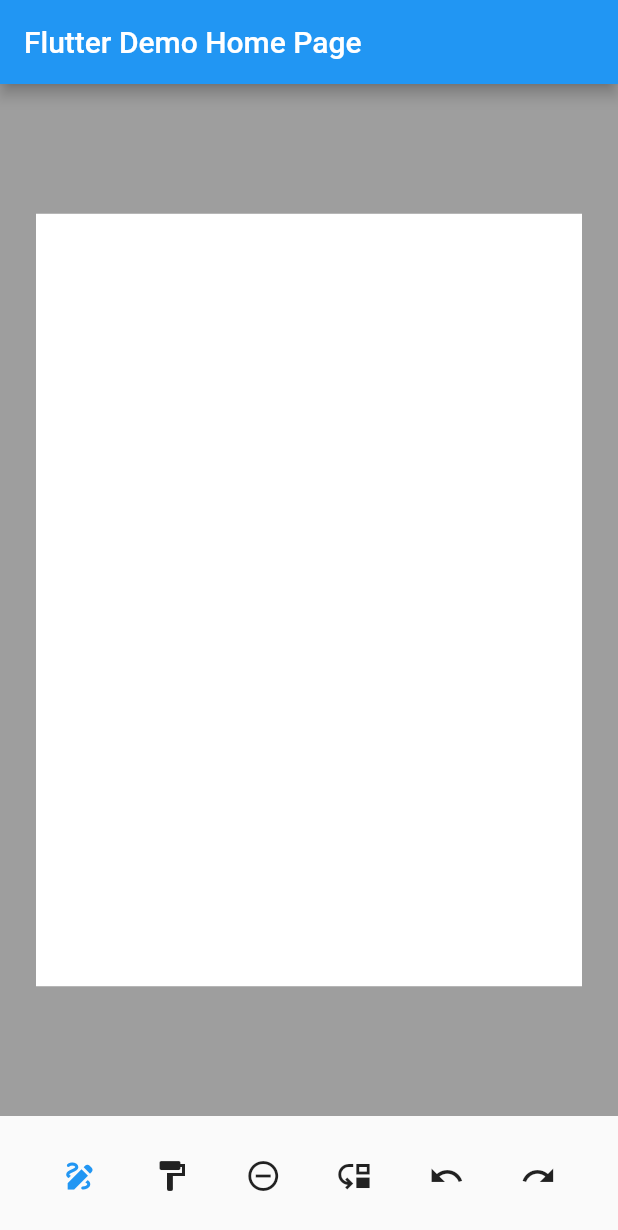
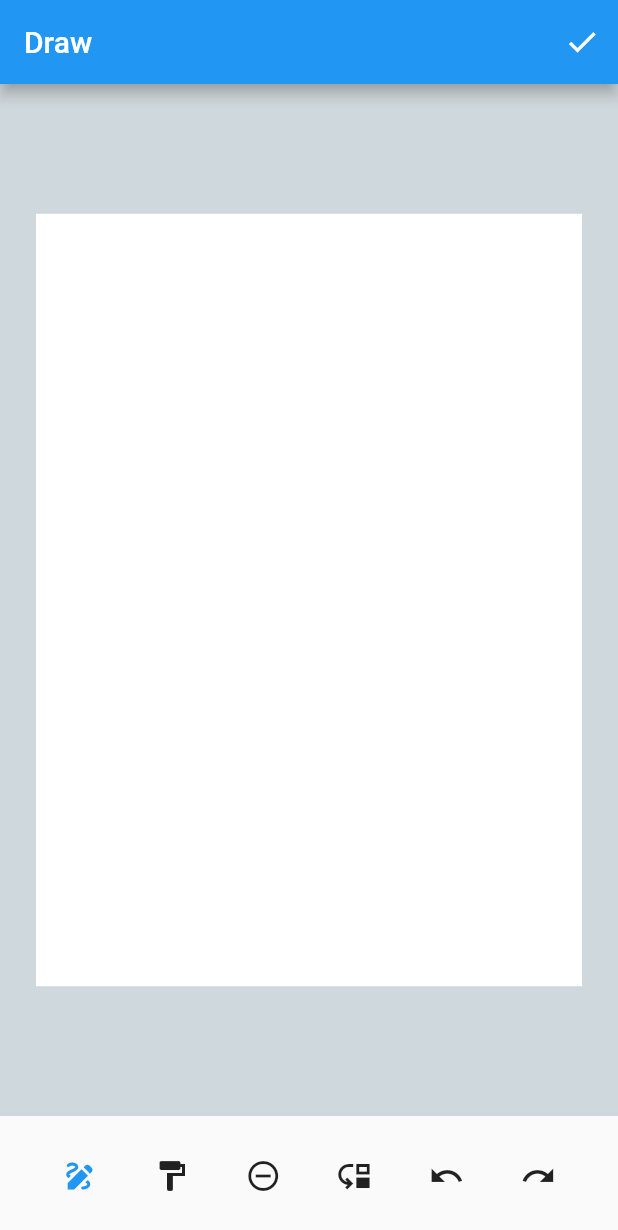
Before and after one commit to sushmoyr/flutter_whiteboard, a Flutter app: the screen it shows after launch, after a tap on the "draw" icon, on a phone screen of 412 x 824 dp. Shown: the top 1230 px of the screen. Run offline on Flutter 3.47's test engine with Material 2 defaults, Android fonts, the phone set to English and light mode, and no system bars; our stand-ins replace flutter_riverpod, freezed_annotation.

Commit message:
fixed #1 Nothing is drawing on the foreground.

```diff
--- /dev/null
+++ b/example/lib/artboard_screen.dart
@@ -0,0 +1,102 @@
+import 'package:flutter/material.dart';
+import 'package:flutter_whiteboard/flutter_whiteboard.dart';
+
+class ArtboardScreen extends StatefulWidget {
+  const ArtboardScreen({Key? key}) : super(key: key);
+
+  @override
+  State<ArtboardScreen> createState() => _ArtboardScreenState();
+}
+
+class _ArtboardScreenState extends State<ArtboardScreen> {
+  final WhiteboardController controller = WhiteboardController();
+
+  @override
+  Widget build(BuildContext context) {
+    return Scaffold(
+      appBar: AppBar(
+        title: Text("Draw"),
+        actions: [
+          IconButton(
+            icon: Icon(Icons.check),
+            onPressed: () {
+              print(controller.data);
+            },
+          )
+        ],
+      ),
+      backgroundColor: Colors.blueGrey.shade100,
+      body: Padding(
+        padding: const EdgeInsets.all(24),
+        child: Whiteboard(
+          controller: controller,
+        ),
+      ),
+      bottomNavigationBar: Material(
+        child: Padding(
+          padding: const EdgeInsets.all(16.0),
+          child: Row(
+            mainAxisAlignment: MainAxisAlignment.spaceEvenly,
+            children: [
+              IconButton(
+                onPressed: () {
+                  controller.selectSketch('pen');
+                },
+                icon: Icon(Icons.draw),
+                isSelected:
+                    controller.isDrawing && controller.isSketchActive('pen'),
+                color: controller.isDrawing && controller.isSketchActive('pen')
+                    ? Colors.blue
+                    : null,
+              ),
+              IconButton(
+                onPressed: () {
+                  controller.selectSketch('marker');
+                },
+                icon: Icon(Icons.format_paint),
+                isSelected:
+                    controller.isDrawing && controller.isSketchActive('marker'),
+                color:
+                    controller.isDrawing && controller.isSketchActive('marker')
+                        ? Colors.blue
+                        : null,
+              ),
+              IconButton(
+                onPressed: () {
+                  controller.selectSketch('eraser');
+                },
+                icon: Icon(Icons.remove_circle_outline),
+                isSelected:
+                    controller.isDrawing && controller.isSketchActive('eraser'),
+                color:
+                    controller.isDrawing && controller.isSketchActive('eraser')
+                        ? Colors.blue
+                        : null,
+              ),
+              IconButton(
+                onPressed: () {
+                  controller.selectMoveMode();
+                },
+                icon: Icon(Icons.move_down),
+                isSelected: true,
+                color: controller.isMoving ? Colors.blue : null,
+              ),
+              IconButton(
+                onPressed: () {
+                  controller.undo();
+                },
+                icon: Icon(Icons.undo),
+              ),
+              IconButton(
+                onPressed: () {
+                  controller.redo();
+                },
+                icon: Icon(Icons.redo),
+              ),
+            ],
+          ),
+        ),
+      ),
+    );
+  }
+}
--- a/example/lib/main.dart
+++ b/example/lib/main.dart
@@ -1,3 +1,4 @@
+import 'package:example/artboard_screen.dart';
 import 'package:flutter/material.dart';
 import 'package:flutter_whiteboard/flutter_whiteboard.dart';
 
@@ -25,7 +26,7 @@ class MyApp extends StatelessWidget {
         // is not restarted.
         primarySwatch: Colors.blue,
       ),
-      home: const MyHomePage(title: 'Flutter Demo Home Page'),
+      home: const ArtboardScreen(),
     );
   }
 }
--- a/lib/presentation/controllers/whiteboard_controller.dart
+++ b/lib/presentation/controllers/whiteboard_controller.dart
@@ -100,7 +100,7 @@ class WhiteboardController extends StateNotifier<WhiteboardState>
   /// A method that is called when a pointer is pressed down on the whiteboard.
   /// The [PointerDownEvent] is passed as parameter.
   void onPointerDown(PointerDownEvent event) {
-    // print('Pointer down at: ${event.localPosition}');
+    print('Pointer down at: ${event.localPosition}');
     temporaryState = state.map(
       drawing: (drawing) {
         Sketch sketch = _createNewSketch(drawing);
@@ -108,11 +108,13 @@ class WhiteboardController extends StateNotifier<WhiteboardState>
       },
       moving: (moving) => moving,
     );
+    print("Active Sketch: ${state.activeSketch?.name}");
   }
 
   /// A method that is called when a pointer moves on the whiteboard.
   /// The [PointerMoveEvent] is passed as parameter.
   void onPointerMove(PointerMoveEvent event) {
+    print("Pointer move event: ${event}");
     temporaryState = state.map(
       drawing: (drawing) {
         WhiteboardState tempState = drawing;
--- a/lib/presentation/widgets/foreground_whiteboard.dart
+++ b/lib/presentation/widgets/foreground_whiteboard.dart
@@ -18,11 +18,11 @@ class ForegroundArtboard extends ConsumerWidget {
   Widget build(BuildContext context, WidgetRef ref) {
     final state = ref.watch(whiteboardControllerProvider);
     final controller = ref.read(whiteboardControllerProvider.notifier);
-    // print("Foreground artboard");
+    print("Foreground artboard");
     return Listener(
-      onPointerDown: (event) => controller.onPointerDown,
-      onPointerUp: (event) => controller.onPointerUp,
-      onPointerMove: (event) => controller.onPointerMove,
+      onPointerDown: controller.onPointerDown,
+      onPointerUp: controller.onPointerUp,
+      onPointerMove: controller.onPointerMove,
       child: CustomPaint(
         painter: ForegroundPainter(state),
         size: size,
@@ -55,7 +55,7 @@ class ForegroundPainter extends CustomPainter {
   // to be painted on the canvas.
   @override
   void paint(Canvas canvas, Size size) {
-    // print("Foreground size: $size");
+    print("Foreground size: $size");
     // canvas.clipRect(Offset.zero & size);
     final sketch = state.activeSketch;
     if (sketch == null) return;
--- a/lib/presentation/widgets/whiteboard_frame.dart
+++ b/lib/presentation/widgets/whiteboard_frame.dart
@@ -1,4 +1,5 @@
 import 'package:flutter/material.dart';
+import 'package:flutter_whiteboard/presentation/widgets/foreground_whiteboard.dart';
 
 import '../../data/data.dart';
 import 'background_whiteboard.dart';
@@ -7,9 +8,11 @@ class WhiteboardFrame extends StatelessWidget {
   const WhiteboardFrame({
     super.key,
     required this.board,
+    this.readOnly = false,
   });
 
   final Board board;
+  final bool readOnly;
 
   @override
   Widget build(BuildContext context) {
@@ -19,7 +22,12 @@ class WhiteboardFrame extends StatelessWidget {
         child: SizedBox(
           width: board.width,
           height: board.height,
-          child: BackgroundWhiteboard(size: board.size),
+          child: Stack(
+            children: [
+              BackgroundWhiteboard(size: board.size),
+              if (!readOnly) ForegroundArtboard(size: board.size),
+            ],
+          ),
         ),
       ),
     );
--- a/lib/presentation/widgets/whiteboard_preview_widget.dart
+++ b/lib/presentation/widgets/whiteboard_preview_widget.dart
@@ -44,7 +44,10 @@ class _WhiteboardPreview extends ConsumerWidget {
   Widget build(BuildContext context, WidgetRef ref) {
     final board = ref.watch(whiteboardControllerProvider).board;
 
-    final frame = WhiteboardFrame(board: board);
+    final frame = WhiteboardFrame(
+      board: board,
+      readOnly: true,
+    );
     const heroTag = "WhiteboardPreview";
 
     void openInFullScreen() {
--- a/lib/presentation/widgets/whiteboard_widget.dart
+++ b/lib/presentation/widgets/whiteboard_widget.dart
@@ -45,7 +45,6 @@ class Whiteboard extends StatelessWidget {
         whiteboardControllerProvider.overrideWith((ref) => controller),
       ],
       child: _Whiteboard(
-        readOnly: _readOnly,
         canvasKey: canvasKey,
       ),
     );
@@ -57,13 +56,8 @@ class Whiteboard extends StatelessWidget {
 class _Whiteboard extends ConsumerWidget {
   const _Whiteboard({
     Key? key,
-    required this.readOnly,
     required this.canvasKey,
   }) : super(key: key);
-
-  /// Whether this widget supports drawing operations or not. If read only is set
-  /// to true, no drawing operations are made.
-  final bool readOnly;
 
   /// An optional key which is used in the repaint boundary widget inside.
   final GlobalKey? canvasKey;
```
